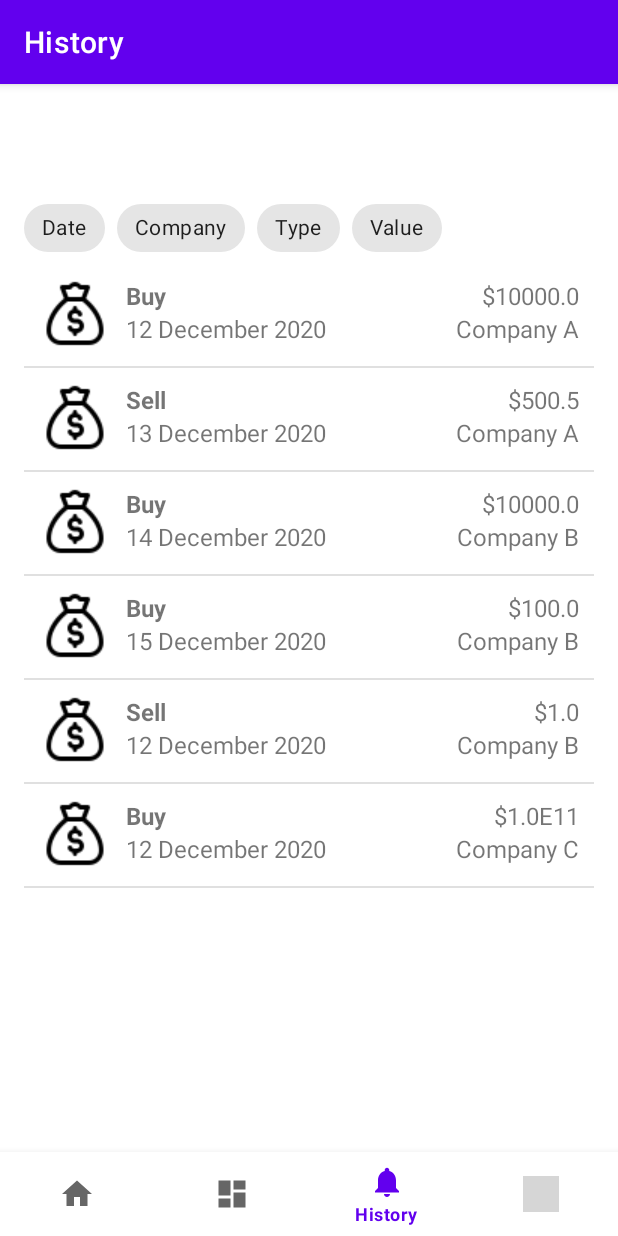
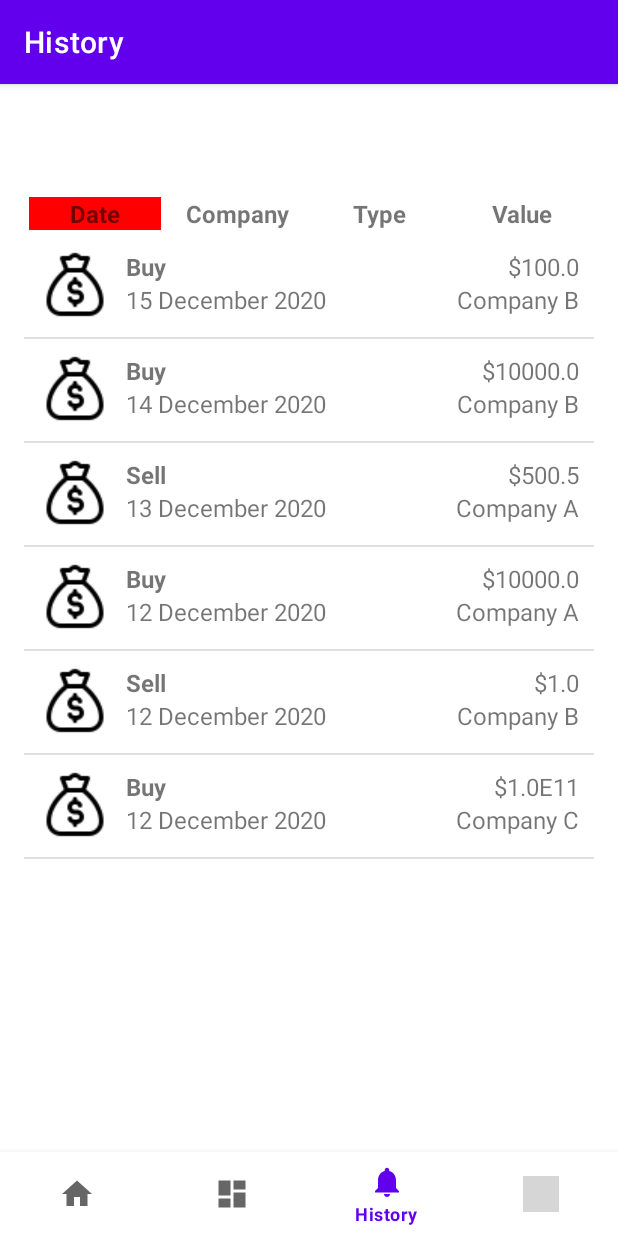
Before and after one commit to AaronCreor/StockMarketShowdown, an Android app: the HistoryFragment screen opened through its navigation route, on a phone screen of 412 x 824 dp. Run offline under Robolectric (Android 15) with nearby library versions, the phone set to English and light mode, and no system bars; our stand-ins replace Firebase (no records; nobody signed in at launch, a user with empty details on screens opened directly), navigation-ui; libraries missing offline, so code that uses them is left out: com.firebase.ui; 1 statement that could not run was skipped; grey boxes are pictures that could not be loaded.

Commit message:
added sort functinality to history page

```diff
--- a/app/src/main/java/com/example/stockmarketshowdown/ui/history/HistoryFragment.kt
+++ b/app/src/main/java/com/example/stockmarketshowdown/ui/history/HistoryFragment.kt
@@ -1,5 +1,6 @@
 package com.example.stockmarketshowdown.ui.history
 
+import android.graphics.Color
 import android.os.Bundle
 import android.util.Log
 import android.view.View
@@ -31,21 +32,74 @@ class HistoryFragment : Fragment(R.layout.fragment_history) {
         rv.adapter = adapter
         rv.layoutManager = LinearLayoutManager(rv.context)
         adapter.submitList(viewModel.getTransactions())
+        Log.d(javaClass.simpleName, "submitList")
 
-        binding.companyChip.setOnCheckedChangeListener { _, isChecked ->
+        binding.headerCompany.setOnClickListener {
+            viewModel.sortInfoClick(SortColumn.COMPANY) {
 
+            }
         }
 
-        binding.dateChip.setOnCheckedChangeListener { _, isChecked ->
+        binding.headerDate.setOnClickListener {
+            viewModel.sortInfoClick(SortColumn.DATE) {
 
+            }
         }
 
-        binding.valueChip.setOnCheckedChangeListener { _, isChecked ->
+        binding.headerType.setOnClickListener {
+            viewModel.sortInfoClick(SortColumn.TYPE) {
 
+            }
         }
 
-        binding.typeChip.setOnCheckedChangeListener { _, isChecked ->
+        binding.headerValue.setOnClickListener {
+            viewModel.sortInfoClick(SortColumn.VALUE) {
 
+            }
+        }
+
+        viewModel.observeSortInfo().observe(viewLifecycleOwner) {
+            if (it.sortColumn == SortColumn.COMPANY) {
+                binding.headerType.setBackgroundColor(Color.TRANSPARENT)
+                binding.headerDate.setBackgroundColor(Color.TRANSPARENT)
+                binding.headerValue.setBackgroundColor(Color.TRANSPARENT)
+                if (it.ascending) {
+                    binding.headerCompany.setBackgroundColor(Color.YELLOW)
+                } else {
+                    binding.headerCompany.setBackgroundColor(Color.RED)
+                }
+            } else if (it.sortColumn == SortColumn.DATE) {
+                binding.headerType.setBackgroundColor(Color.TRANSPARENT)
+                binding.headerCompany.setBackgroundColor(Color.TRANSPARENT)
+                binding.headerValue.setBackgroundColor(Color.TRANSPARENT)
+                if (it.ascending) {
+                    binding.headerDate.setBackgroundColor(Color.YELLOW)
+                } else {
+                    binding.headerDate.setBackgroundColor(Color.RED)
+                }
+            } else if (it.sortColumn == SortColumn.TYPE) {
+                binding.headerCompany.setBackgroundColor(Color.TRANSPARENT)
+                binding.headerDate.setBackgroundColor(Color.TRANSPARENT)
+                binding.headerValue.setBackgroundColor(Color.TRANSPARENT)
+                if (it.ascending) {
+                    binding.headerType.setBackgroundColor(Color.YELLOW)
+                } else {
+                    binding.headerType.setBackgroundColor(Color.RED)
+                }
+            } else if (it.sortColumn == SortColumn.VALUE) {
+                binding.headerType.setBackgroundColor(Color.TRANSPARENT)
+                binding.headerDate.setBackgroundColor(Color.TRANSPARENT)
+                binding.headerCompany.setBackgroundColor(Color.TRANSPARENT)
+                if (it.ascending) {
+                    binding.headerValue.setBackgroundColor(Color.YELLOW)
+                } else {
+                    binding.headerValue.setBackgroundColor(Color.RED)
+                }
+            }
+        }
+
+        viewModel.observeHistoryList().observe(viewLifecycleOwner) {
+            adapter.submitList(it)
         }
 
 
--- a/app/src/main/java/com/example/stockmarketshowdown/ui/history/HistoryViewModel.kt
+++ b/app/src/main/java/com/example/stockmarketshowdown/ui/history/HistoryViewModel.kt
@@ -1,6 +1,7 @@
 package com.example.stockmarketshowdown.ui.history
 
 import androidx.lifecycle.LiveData
+import androidx.lifecycle.MediatorLiveData
 import androidx.lifecycle.MutableLiveData
 import androidx.lifecycle.ViewModel
 
@@ -16,9 +17,9 @@ class HistoryViewModel : ViewModel() {
 
     private val history = Transactions.history
 
-    private var historyList = MutableLiveData<List<TransactionHistory>>()
-
-    private var sortInfo = MutableLiveData(SortInfo(SortColumn.DATE, true))
+    private var sortInfo = MutableLiveData<SortInfo>().apply {
+        value = SortInfo(SortColumn.DATE, false)
+    }
 
     fun getTransaction(position: Int): TransactionHistory {
         return history[position]
@@ -47,5 +48,32 @@ class HistoryViewModel : ViewModel() {
         }
     }
 
+    private fun sortList() : List<TransactionHistory> {
+        if (sortInfo.value?.ascending == true) {
+            when (sortInfo.value?.sortColumn) {
+                SortColumn.COMPANY -> return history.sortedBy { it.TradeCompany.toString() }
+                SortColumn.TYPE -> return history.sortedBy { it.TradeType.toString() }
+                SortColumn.DATE -> return history.sortedBy { it.TradeDate }
+                SortColumn.VALUE -> return history.sortedBy { it.TradeValue }
+                null -> return history
+            }
+        } else {
+            when (sortInfo.value?.sortColumn) {
+                SortColumn.COMPANY -> return history.sortedByDescending { it.TradeCompany.toString() }
+                SortColumn.TYPE -> return history.sortedByDescending { it.TradeType.toString() }
+                SortColumn.DATE -> return history.sortedByDescending { it.TradeDate }
+                SortColumn.VALUE -> return history.sortedByDescending { it.TradeValue }
+                null -> return history
+            }
+        }
+    }
+
+    private var historyList = MediatorLiveData<List<TransactionHistory>>().apply {
+        addSource(sortInfo) {
+            value = sortList()
+        }
+        value = history
+    }
+
 
 }
--- a/app/src/main/res/layout/fragment_history.xml
+++ b/app/src/main/res/layout/fragment_history.xml
@@ -9,41 +9,60 @@
     android:paddingRight="16dp"
     android:paddingTop="16dp"
     tools:context="ui.history.HistoryFragment">
-
-    <com.google.android.material.chip.ChipGroup
+    <LinearLayout
         android:layout_width="match_parent"
         android:layout_height="wrap_content"
-        android:id="@+id/chipGroup"
+        android:orientation="horizontal"
         >
-        <com.google.android.material.chip.Chip
-            android:id="@+id/dateChip"
-            style="@style/Widget.MaterialComponents.Chip.Filter"
+        <TextView
+            android:layout_width="0dp"
+            android:layout_height="wrap_content"
+            android:layout_weight="1"
             android:text="Date"
-            android:layout_width="wrap_content"
+            android:textStyle="bold"
+            android:textSize="16sp"
+            android:background="#d3d3d3"
+            android:layout_margin="3dp"
+            android:gravity="center"
+            android:id="@+id/headerDate"
+            />
+        <TextView
+            android:layout_width="0dp"
             android:layout_height="wrap_content"
+            android:layout_weight="1"
+            android:text="Company"
+            android:textStyle="bold"
+            android:textSize="16sp"
+            android:background="#d3d3d3"
+            android:layout_margin="3dp"
+            android:gravity="center"
+            android:id="@+id/headerCompany"
             />
-        <com.google.android.material.chip.Chip
-            android:id="@+id/companyChip"
-            style="@style/Widget.MaterialComponents.Chip.Filter"
-            android:text="Company"
-            android:layout_width="wrap_content"
+        <TextView
+            android:layout_width="0dp"
             android:layout_height="wrap_content"
+            android:layout_weight="1"
+            android:text="Type"
+            android:textStyle="bold"
+            android:textSize="16sp"
+            android:background="#d3d3d3"
+            android:layout_margin="3dp"
+            android:gravity="center"
+            android:id="@+id/headerType"
             />
-        <com.google.android.material.chip.Chip
-            android:id="@+id/typeChip"
-            style="@style/Widget.MaterialComponents.Chip.Filter"
-            android:text="Type"
-            android:layout_width="wrap_content"
+        <TextView
+            android:layout_width="0dp"
             android:layout_height="wrap_content"
+            android:layout_weight="1"
+            android:text="Value"
+            android:textStyle="bold"
+            android:textSize="16sp"
+            android:background="#d3d3d3"
+            android:layout_margin="3dp"
+            android:gravity="center"
+            android:id="@+id/headerValue"
             />
-        <com.google.android.material.chip.Chip
-            android:id="@+id/valueChip"
-            style="@style/Widget.MaterialComponents.Chip.Filter"
-            android:text="Value"
-            android:layout_width="wrap_content"
-            android:layout_height="wrap_content"
-            />
-    </com.google.android.material.chip.ChipGroup>
+    </LinearLayout>
 
     <androidx.recyclerview.widget.RecyclerView
         android:id="@+id/recyclerView"
```
